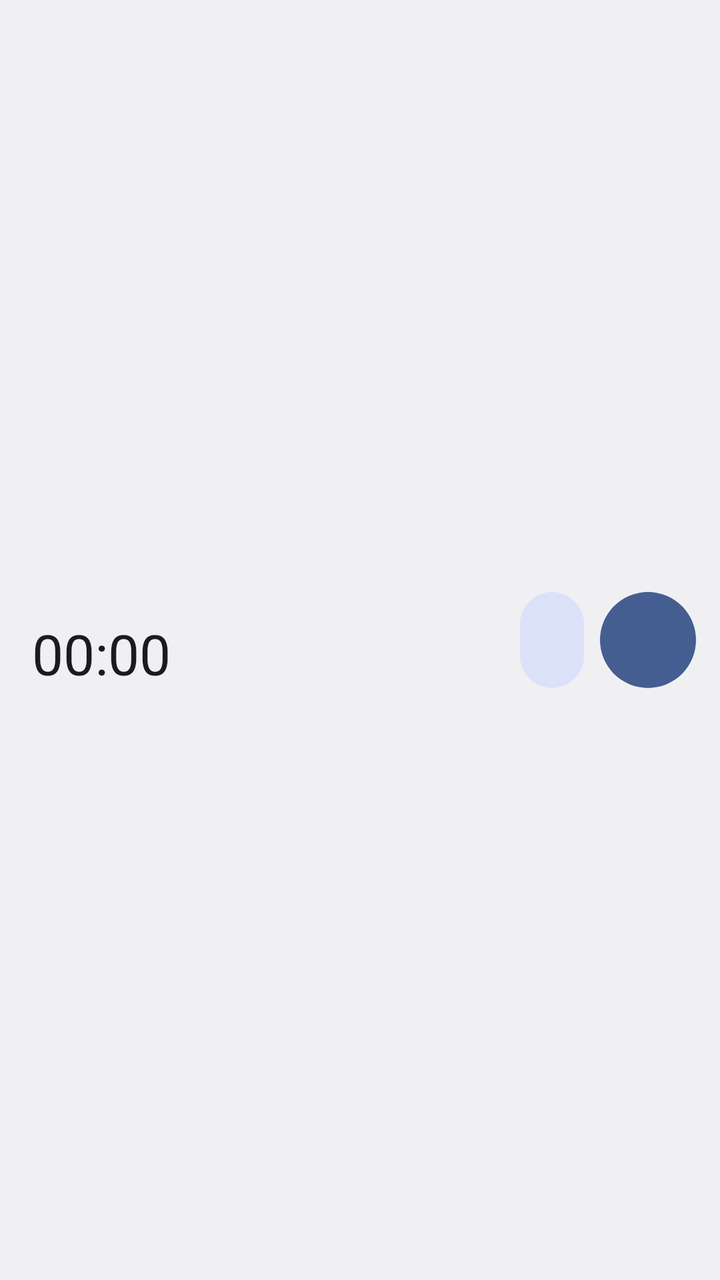
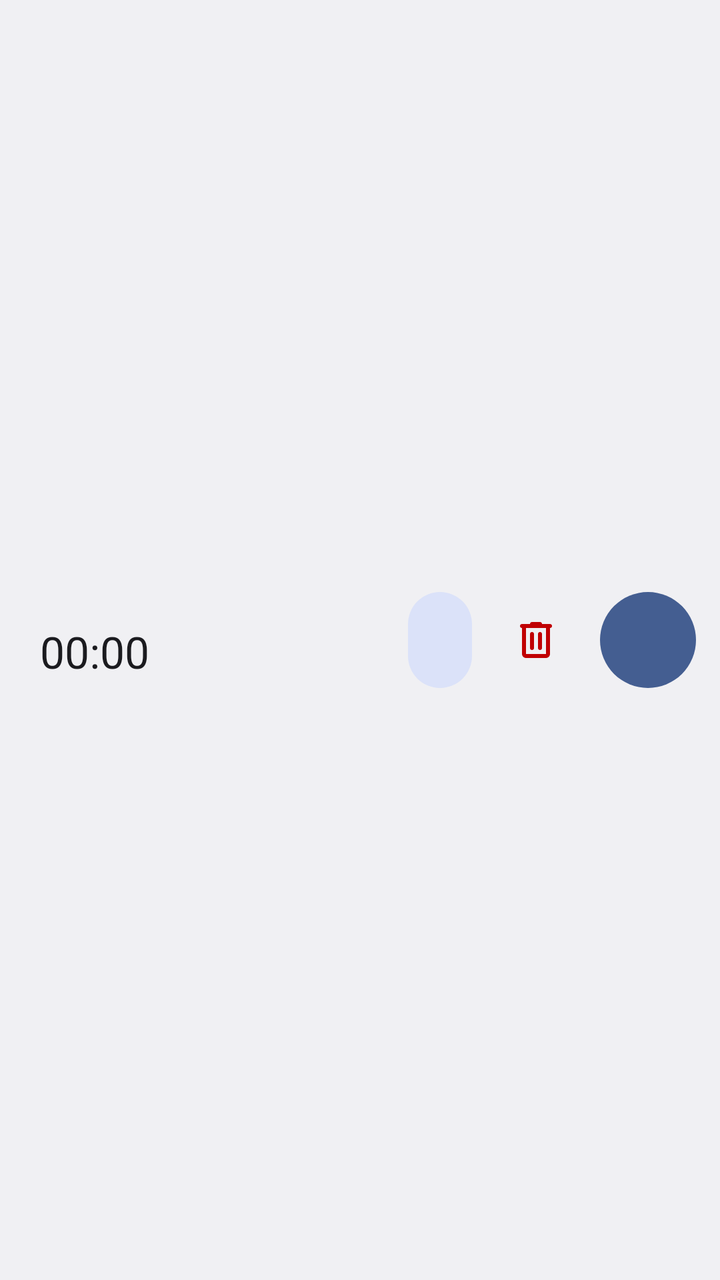

Two renders of the same Android screen: before a commit and after it. Below are the layout's source before the change and the commit's diff.
<!-- AndroidManifest.xml: application theme Theme.Clock -->
<!-- res/layout/widget_timer_item.xml -->
<?xml version="1.0" encoding="utf-8"?>
<LinearLayout xmlns:android="http://schemas.android.com/apk/res/android"
    xmlns:tools="http://schemas.android.com/tools"
    tools:ignore="SpUsage,ContentDescription"
    android:layout_width="match_parent"
    android:layout_height="wrap_content"
    android:gravity="center_vertical"
    android:minHeight="56dp"
    android:orientation="horizontal"
    android:paddingStart="16dp"
    android:paddingEnd="12dp">

    <LinearLayout
        android:id="@+id/open"
        android:layout_width="0dp"
        android:layout_height="wrap_content"
        android:layout_weight="1"
        android:orientation="vertical">

        <TextView
            android:id="@+id/label"
            android:layout_width="match_parent"
            android:layout_height="wrap_content"
            android:ellipsize="end"
            android:maxLines="1"
            android:textColor="@color/widget_on_surface_variant"
            android:textSize="12sp" />

        <Chronometer
            android:id="@+id/left"
            android:layout_width="wrap_content"
            android:layout_height="wrap_content"
            android:includeFontPadding="false"
            android:maxLines="1"
            android:textColor="@color/widget_on_surface"
            android:textSize="28dp" />

        <TextView
            android:id="@+id/left_paused"
            android:layout_width="wrap_content"
            android:layout_height="wrap_content"
            android:includeFontPadding="false"
            android:maxLines="1"
            android:textColor="@color/widget_on_surface_variant"
            android:textSize="28dp"
            android:visibility="gone" />
    </LinearLayout>

    <TextView
        android:id="@+id/plus"
        android:layout_width="wrap_content"
        android:layout_height="48dp"
        android:layout_marginEnd="8dp"
        android:background="@drawable/widget_pill"
        android:gravity="center"
        android:paddingHorizontal="16dp"
        android:textColor="@color/widget_on_secondary_container"
        android:textSize="14sp" />

    <ImageButton
        android:id="@+id/action"
        android:layout_width="48dp"
        android:layout_height="48dp"
        android:background="@drawable/widget_circle_primary"
        android:tint="@color/widget_on_primary" />
</LinearLayout>
<!-- resources referenced by this layout -->
<resources>
  <color name="widget_on_primary">@android:color/system_on_primary_light</color>
  <color name="widget_on_secondary_container">@android:color/system_on_secondary_container_light</color>
  <color name="widget_on_surface">@android:color/system_on_surface_light</color>
  <color name="widget_on_surface_variant">@android:color/system_on_surface_variant_light</color>
  <!-- drawable widget_circle_primary (drawable) -->
  <?xml version="1.0" encoding="utf-8"?>
  <ripple xmlns:android="http://schemas.android.com/apk/res/android" android:color="?android:attr/colorControlHighlight">
      <item>
          <shape android:shape="oval">
              <solid android:color="@color/widget_primary" />
          </shape>
      </item>
  </ripple>
  <!-- drawable widget_pill (drawable) -->
  <?xml version="1.0" encoding="utf-8"?>
  <ripple xmlns:android="http://schemas.android.com/apk/res/android" android:color="?android:attr/colorControlHighlight">
      <item>
          <shape android:shape="rectangle">
              <solid android:color="@color/widget_secondary_container" />
              <corners android:radius="24dp" />
          </shape>
      </item>
  </ripple>
  <style name="Theme.Clock" parent="@android:style/Theme.DeviceDefault.DayNight">
          <item name="android:windowActionBar">false</item>
          <item name="android:windowNoTitle">true</item>
      </style>
  <color name="widget_primary">@android:color/system_primary_light</color>
  <color name="widget_secondary_container">@android:color/system_secondary_container_light</color>
</resources>

<!-- the commit's change to res/layout/widget_timer_item.xml (unified diff, before → after) -->
@@ -1,14 +1,17 @@
 <?xml version="1.0" encoding="utf-8"?>
 <LinearLayout xmlns:android="http://schemas.android.com/apk/res/android"
     xmlns:tools="http://schemas.android.com/tools"
-    tools:ignore="SpUsage,ContentDescription"
+    tools:ignore="ContentDescription"
+    android:id="@+id/item"
     android:layout_width="match_parent"
     android:layout_height="wrap_content"
     android:gravity="center_vertical"
-    android:minHeight="56dp"
+    android:minHeight="52dp"
     android:orientation="horizontal"
-    android:paddingStart="16dp"
-    android:paddingEnd="12dp">
+    android:paddingStart="20dp"
+    android:paddingTop="2dp"
+    android:paddingEnd="12dp"
+    android:paddingBottom="2dp">
 
     <LinearLayout
         android:id="@+id/open"
@@ -22,6 +25,7 @@
             android:layout_width="match_parent"
             android:layout_height="wrap_content"
             android:ellipsize="end"
+            android:includeFontPadding="false"
             android:maxLines="1"
             android:textColor="@color/widget_on_surface_variant"
             android:textSize="12sp" />
@@ -33,7 +37,7 @@
             android:includeFontPadding="false"
             android:maxLines="1"
             android:textColor="@color/widget_on_surface"
-            android:textSize="28dp" />
+            android:textSize="22sp" />
 
         <TextView
             android:id="@+id/left_paused"
@@ -42,7 +46,7 @@
             android:includeFontPadding="false"
             android:maxLines="1"
             android:textColor="@color/widget_on_surface_variant"
-            android:textSize="28dp"
+            android:textSize="22sp"
             android:visibility="gone" />
     </LinearLayout>
 
@@ -50,7 +54,7 @@
         android:id="@+id/plus"
         android:layout_width="wrap_content"
         android:layout_height="48dp"
-        android:layout_marginEnd="8dp"
+        android:layout_marginStart="8dp"
         android:background="@drawable/widget_pill"
         android:gravity="center"
         android:paddingHorizontal="16dp"
@@ -58,9 +62,19 @@
         android:textSize="14sp" />
 
     <ImageButton
+        android:id="@+id/delete"
+        android:layout_width="48dp"
+        android:layout_height="48dp"
+        android:layout_marginStart="8dp"
+        android:background="@drawable/widget_circle_plain"
+        android:src="@drawable/ic_delete"
+        android:tint="@color/widget_error" />
+
+    <ImageButton
         android:id="@+id/action"
         android:layout_width="48dp"
         android:layout_height="48dp"
+        android:layout_marginStart="8dp"
         android:background="@drawable/widget_circle_primary"
         android:tint="@color/widget_on_primary" />
 </LinearLayout>
<!-- resource entries referenced after the edit -->
@@ -1,9 +1,30 @@
 <!-- resources referenced by this layout -->
 <resources>
+  <color name="widget_error">@android:color/system_error_light</color>
   <color name="widget_on_primary">@android:color/system_on_primary_light</color>
   <color name="widget_on_secondary_container">@android:color/system_on_secondary_container_light</color>
   <color name="widget_on_surface">@android:color/system_on_surface_light</color>
   <color name="widget_on_surface_variant">@android:color/system_on_surface_variant_light</color>
+  <!-- drawable ic_delete (drawable) -->
+  <vector xmlns:android="http://schemas.android.com/apk/res/android"
+      android:width="24dp"
+      android:height="24dp"
+      android:viewportWidth="960"
+      android:viewportHeight="960"
+  >
+    <path
+        android:fillColor="@android:color/white"
+        android:pathData="M280,840Q247,840 223.5,816.5Q200,793 200,760L200,240L200,240Q183,240 171.5,228.5Q160,217 160,200Q160,183 171.5,171.5Q183,160 200,160L360,160L360,160Q360,143 371.5,131.5Q383,120 400,120L560,120Q577,120 588.5,131.5Q600,143 600,160L600,160L760,160Q777,160 788.5,171.5Q800,183 800,200Q800,217 788.5,228.5Q777,240 760,240L760,240L760,760Q760,793 736.5,816.5Q713,840 680,840L280,840ZM680,240L280,240L280,760Q280,760 280,760Q280,760 280,760L680,760Q680,760 680,760Q680,760 680,760L680,240ZM400,680Q417,680 428.5,668.5Q440,657 440,640L440,360Q440,343 428.5,331.5Q417,320 400,320Q383,320 371.5,331.5Q360,343 360,360L360,640Q360,657 371.5,668.5Q383,680 400,680ZM560,680Q577,680 588.5,668.5Q600,657 600,640L600,360Q600,343 588.5,331.5Q577,320 560,320Q543,320 531.5,331.5Q520,343 520,360L520,640Q520,657 531.5,668.5Q543,680 560,680ZM280,240L280,240L280,760Q280,760 280,760Q280,760 280,760L280,760Q280,760 280,760Q280,760 280,760L280,240Z"/>
+  </vector>
+  <!-- drawable widget_circle_plain (drawable) -->
+  <?xml version="1.0" encoding="utf-8"?>
+  <ripple xmlns:android="http://schemas.android.com/apk/res/android" android:color="?android:attr/colorControlHighlight">
+      <item android:id="@android:id/mask">
+          <shape android:shape="oval">
+              <solid android:color="@android:color/white" />
+          </shape>
+      </item>
+  </ripple>
   <!-- drawable widget_circle_primary (drawable) -->
   <?xml version="1.0" encoding="utf-8"?>
   <ripple xmlns:android="http://schemas.android.com/apk/res/android" android:color="?android:attr/colorControlHighlight">
